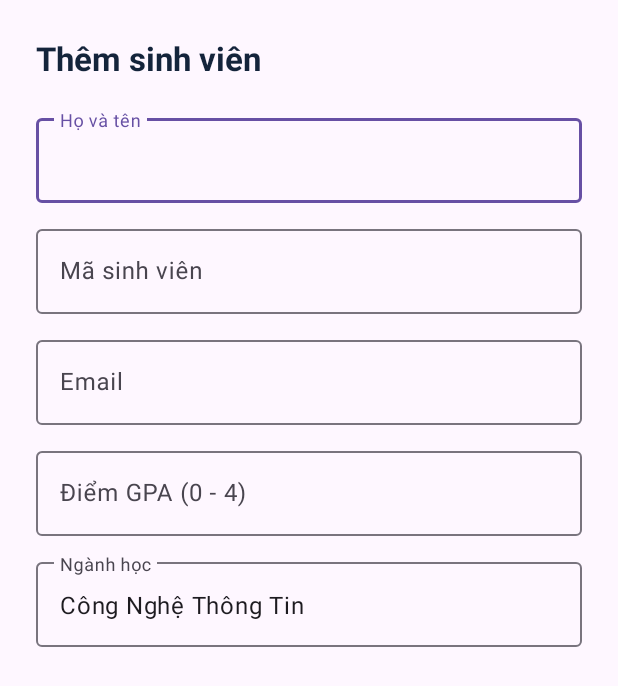
After one commit to NguyenTrongVu2006/BTTL_APP_SINHVIEN, an Android app: the layout dialog_add_student.xml on its own in the app's theme, with its tools: preview values and no code run, on a phone screen of 412 x 824 dp. The commit adds this screen. Shown: the top 686 px of the screen. Run offline under Robolectric (Android 15) with nearby library versions, the phone set to English and light mode, and no system bars.

Commit message:
Hoan thien CRUD sinh vien voi Room MVVM va Fragment

```diff
--- /dev/null
+++ b/app/src/main/res/layout/dialog_add_student.xml
@@ -0,0 +1,95 @@
+<?xml version="1.0" encoding="utf-8"?>
+<ScrollView xmlns:android="http://schemas.android.com/apk/res/android"
+    android:layout_width="match_parent"
+    android:layout_height="wrap_content"
+    android:fillViewport="true">
+
+    <LinearLayout
+        android:layout_width="match_parent"
+        android:layout_height="wrap_content"
+        android:orientation="vertical"
+        android:padding="24dp">
+
+        <TextView
+            android:id="@+id/tvDialogTitle"
+            android:layout_width="match_parent"
+            android:layout_height="wrap_content"
+            android:text="Thêm sinh viên"
+            android:textColor="#14243B"
+            android:textSize="22sp"
+            android:textStyle="bold"/>
+
+        <com.google.android.material.textfield.TextInputLayout
+            android:layout_width="match_parent"
+            android:layout_height="wrap_content"
+            android:layout_marginTop="20dp"
+            android:hint="Họ và tên">
+
+            <com.google.android.material.textfield.TextInputEditText
+                android:id="@+id/edtFullName"
+                android:layout_width="match_parent"
+                android:layout_height="wrap_content"
+                android:inputType="textPersonName"/>
+
+        </com.google.android.material.textfield.TextInputLayout>
+
+        <com.google.android.material.textfield.TextInputLayout
+            android:layout_width="match_parent"
+            android:layout_height="wrap_content"
+            android:layout_marginTop="12dp"
+            android:hint="Mã sinh viên">
+
+            <com.google.android.material.textfield.TextInputEditText
+                android:id="@+id/edtStudentCode"
+                android:layout_width="match_parent"
+                android:layout_height="wrap_content"
+                android:inputType="text"/>
+
+        </com.google.android.material.textfield.TextInputLayout>
+
+        <com.google.android.material.textfield.TextInputLayout
+            android:layout_width="match_parent"
+            android:layout_height="wrap_content"
+            android:layout_marginTop="12dp"
+            android:hint="Email">
+
+            <com.google.android.material.textfield.TextInputEditText
+                android:id="@+id/edtEmail"
+                android:layout_width="match_parent"
+                android:layout_height="wrap_content"
+                android:inputType="textEmailAddress"/>
+
+        </com.google.android.material.textfield.TextInputLayout>
+
+        <com.google.android.material.textfield.TextInputLayout
+            android:layout_width="match_parent"
+            android:layout_height="wrap_content"
+            android:layout_marginTop="12dp"
+            android:hint="Điểm GPA (0 - 4)">
+
+            <com.google.android.material.textfield.TextInputEditText
+                android:id="@+id/edtGpa"
+                android:layout_width="match_parent"
+                android:layout_height="wrap_content"
+                android:inputType="numberDecimal"/>
+
+        </com.google.android.material.textfield.TextInputLayout>
+
+        <com.google.android.material.textfield.TextInputLayout
+            android:layout_width="match_parent"
+            android:layout_height="wrap_content"
+            android:layout_marginTop="12dp"
+            android:hint="Ngành học">
+
+            <com.google.android.material.textfield.TextInputEditText
+                android:id="@+id/edtMajor"
+                android:layout_width="match_parent"
+                android:layout_height="wrap_content"
+                android:text="Công Nghệ Thông Tin"
+                android:inputType="textCapWords"/>
+
+        </com.google.android.material.textfield.TextInputLayout>
+
+    </LinearLayout>
+
+</ScrollView>
```
Also changed, not shown: app/src/main/java/com/ute/studentmvvm/MainActivity.kt (+11 -0 lines), app/src/main/java/com/ute/studentmvvm/ui/AddStudentDialogFragment.kt (added, +122 -0 lines), app/src/main/java/com/ute/studentmvvm/ui/StudentListFragment.kt (added, +116 -0 lines).
